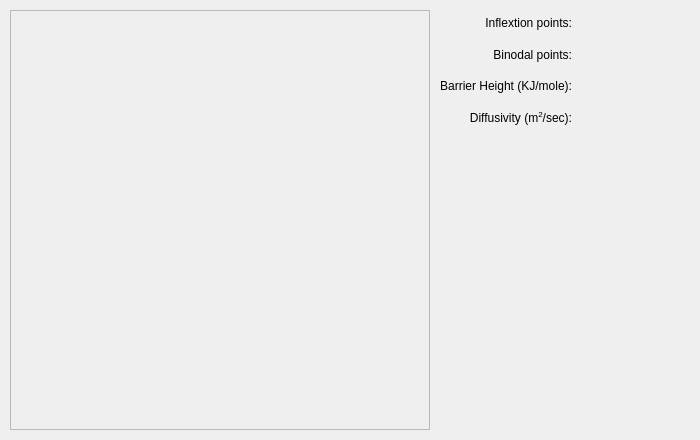
Qt form Forms/dialog_view_calc_param.ui (mu2mech/mu2mech) before a commit.
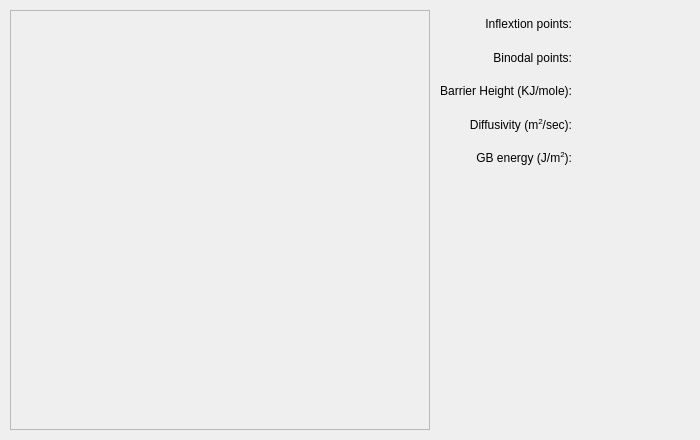
The same form after that commit.

What changed in the file:
```diff
--- a/Forms/dialog_view_calc_param.ui
+++ b/Forms/dialog_view_calc_param.ui
@@ -46,9 +46,9 @@
    <property name="geometry">
     <rect>
      <x>440</x>
-     <y>10</y>
-     <width>251</width>
-     <height>121</height>
+     <y>11</y>
+     <width>241</width>
+     <height>161</height>
     </rect>
    </property>
    <layout class="QGridLayout" name="gridLayout">
@@ -108,6 +108,20 @@
       </property>
      </widget>
     </item>
+    <item row="4" column="0">
+     <widget class="QLabel" name="labelGBEnergy">
+      <property name="text">
+       <string>&lt;html&gt;&lt;head/&gt;&lt;body&gt;&lt;p align=&quot;right&quot;&gt;GB energy (J/m&lt;span style=&quot; vertical-align:super;&quot;&gt;2&lt;/span&gt;):&lt;/p&gt;&lt;/body&gt;&lt;/html&gt;</string>
+      </property>
+     </widget>
+    </item>
+    <item row="4" column="1">
+     <widget class="QLabel" name="labelGBEnergyValue">
+      <property name="text">
+       <string/>
+      </property>
+     </widget>
+    </item>
    </layout>
   </widget>
  </widget>
```
